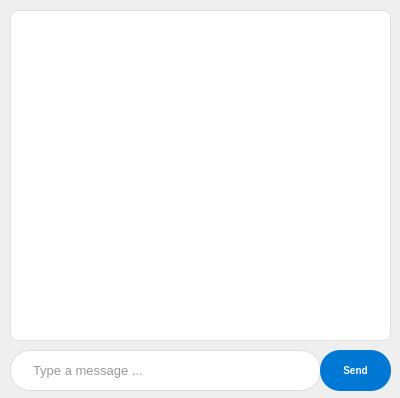
This is aichat.ui in Ilyass-bn/Projet_QUIZ_GAME_Qt_Cplus as Qt 5 draws it before an edit. The edited form follows.
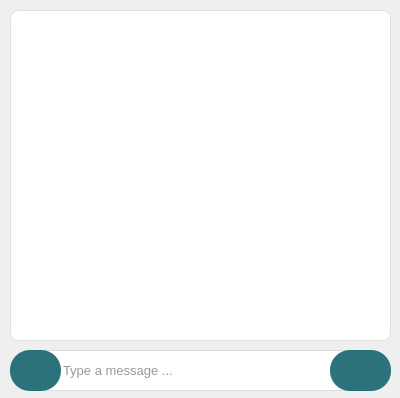
This is the edited form. Icons and pictures are not drawn.

```diff
--- a/aichat.ui
+++ b/aichat.ui
@@ -13,47 +13,12 @@
   <property name="windowTitle">
    <string>Form</string>
   </property>
-  <widget class="QPushButton" name="sendButton">
-   <property name="geometry">
-    <rect>
-     <x>320</x>
-     <y>350</y>
-     <width>71</width>
-     <height>41</height>
-    </rect>
-   </property>
-   <property name="cursor">
-    <cursorShape>PointingHandCursor</cursorShape>
-   </property>
-   <property name="styleSheet">
-    <string notr="true">QPushButton#sendButton {
-    background-color: #0078d4; /* Sleek Microsoft/Modern Blue */
-    color: white;
-    border: none;
-    border-radius: 20px; /* Matches the line edit height roundness */
-    padding: 8px 20px;
-    font-family: &quot;Segoe UI&quot;, Arial, sans-serif;
-    font-weight: bold;
-    font-size: 10px;
-}
-QPushButton#sendButton:hover {
-    background-color: #106ebe; /* Darker blue on hover */
-}
-
-QPushButton#sendButton:pressed {
-    background-color: #005a9e; /* Even darker when clicked */
-}</string>
-   </property>
-   <property name="text">
-    <string>Send</string>
-   </property>
-  </widget>
   <widget class="QLineEdit" name="messageEdit">
    <property name="geometry">
     <rect>
      <x>10</x>
      <y>350</y>
-     <width>311</width>
+     <width>381</width>
      <height>41</height>
     </rect>
    </property>
@@ -62,7 +27,7 @@
     background-color: #ffffff;
     border: 1px solid #dcdcdc;
     border-radius: 20px; /* Makes it pill-shaped and modern */
-    padding: 8px 16px;padding-left:20px;
+    padding: 8px 16px;padding-left:50px;padding-right:60px;
     font-family: &quot;Segoe UI&quot;, Arial, sans-serif;
     font-size: 13px;
     color: #333333;
@@ -117,9 +82,68 @@
     }</string>
    </property>
   </widget>
-  <zorder>messageEdit</zorder>
-  <zorder>chatBox</zorder>
-  <zorder>sendButton</zorder>
+  <widget class="QPushButton" name="screenshotButton">
+   <property name="geometry">
+    <rect>
+     <x>10</x>
+     <y>350</y>
+     <width>51</width>
+     <height>41</height>
+    </rect>
+   </property>
+   <property name="cursor">
+    <cursorShape>PointingHandCursor</cursorShape>
+   </property>
+   <property name="styleSheet">
+    <string notr="true">QPushButton#screenshotButton {
+    background-color: rgba(15, 95, 105,0.88);
+    border-radius: 20px; 
+    image:url(&quot;img/icon/camera1.png&quot;);
+    border:none;
+}
+</string>
+   </property>
+   <property name="text">
+    <string/>
+   </property>
+  </widget>
+  <widget class="QPushButton" name="sendButton">
+   <property name="geometry">
+    <rect>
+     <x>330</x>
+     <y>350</y>
+     <width>61</width>
+     <height>41</height>
+    </rect>
+   </property>
+   <property name="cursor">
+    <cursorShape>PointingHandCursor</cursorShape>
+   </property>
+   <property name="styleSheet">
+    <string notr="true">QPushButton#sendButton {
+    background-color: #0078d4; 
+    background-color: rgba(15, 95, 105,0.88);
+    image:url(&quot;img/icon/send.png&quot;);
+    color: white;
+    border: none;
+    border-radius: 20px; 
+    padding: 8px 20px;
+    font-family: &quot;Segoe UI&quot;, Arial, sans-serif;
+    font-weight: bold;
+    font-size: 10px;
+}
+QPushButton#sendButton:hover {
+    background-color: #106ebe; 
+}
+
+QPushButton#sendButton:pressed {
+    background-color: #005a9e;
+}</string>
+   </property>
+   <property name="text">
+    <string/>
+   </property>
+  </widget>
  </widget>
  <resources/>
  <connections/>
```
